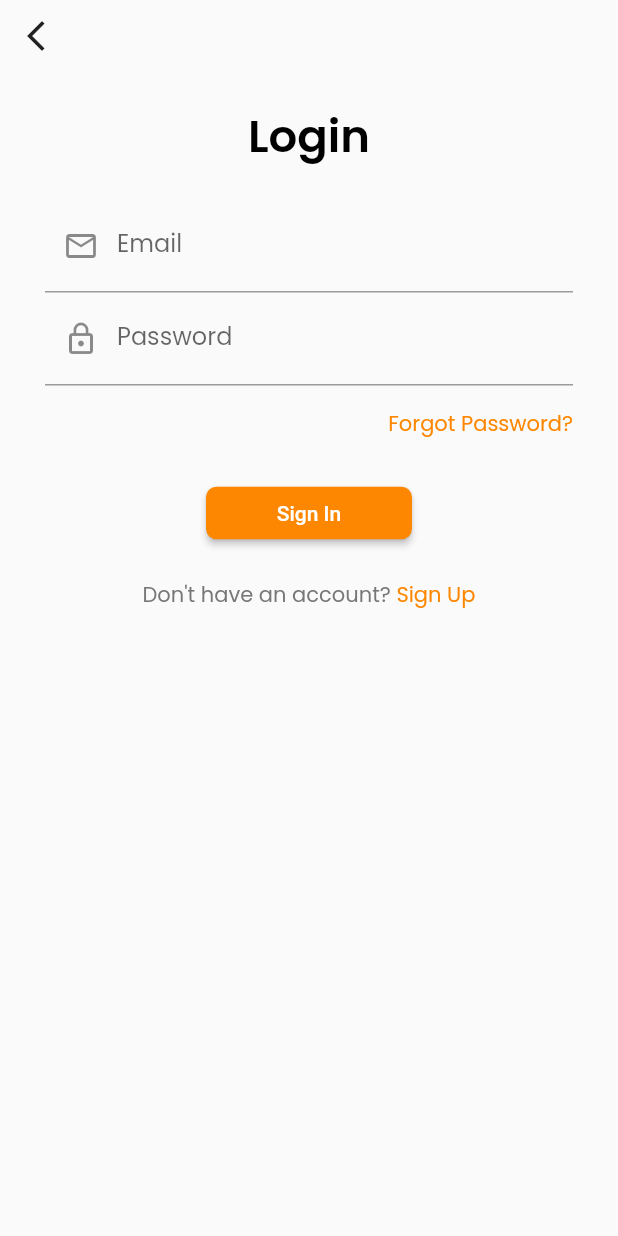
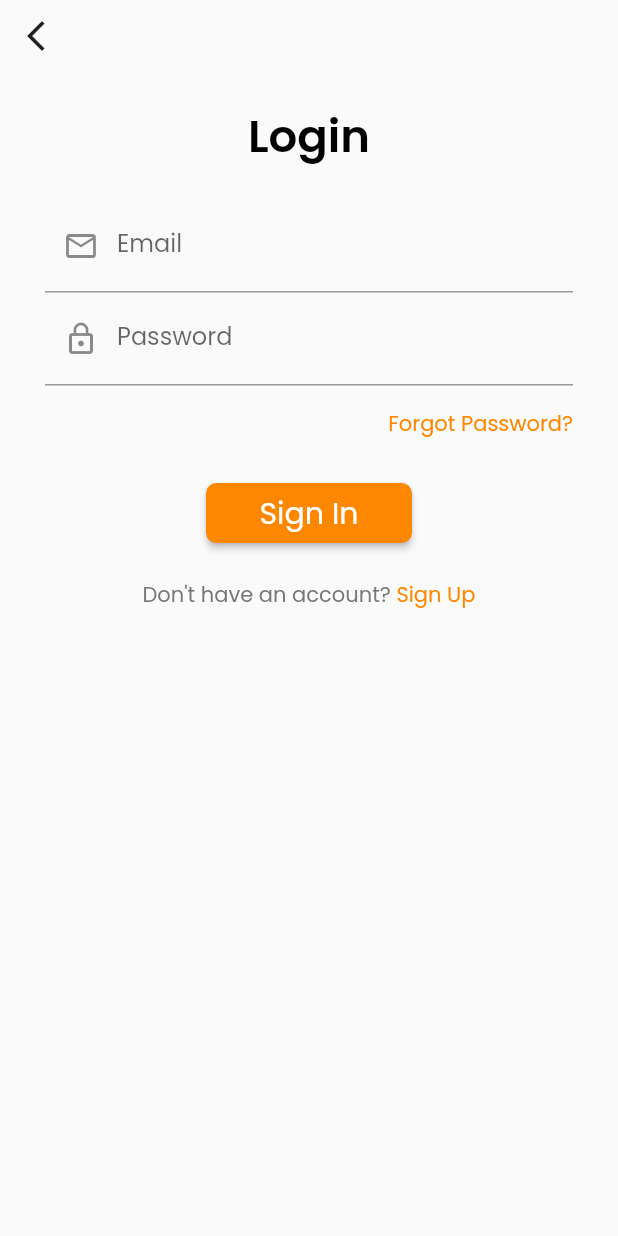
Before and after one commit to stikom-valley/food-app, a Flutter app: the screen it shows after launch, on a phone screen of 412 x 824 dp. Run offline on Flutter 3.47's test engine with Material 2 defaults, Android fonts, the phone set to English and light mode, and no system bars; our stand-ins replace google_fonts.

Commit message:
improved code

```diff
--- a/lib/ui/pages/login_page.dart
+++ b/lib/ui/pages/login_page.dart
@@ -1,8 +1,4 @@
-import 'package:flutter/gestures.dart';
-import 'package:flutter/material.dart';
-import 'package:food_app/ui/widgets/widgets.dart';
-import 'package:food_app/utils/app_router.dart';
-import 'package:food_app/utils/app_typography.dart';
+part of 'pages.dart';
 
 class LoginPage extends StatefulWidget {
   const LoginPage({Key? key}) : super(key: key);
@@ -12,10 +8,8 @@ class LoginPage extends StatefulWidget {
 }
 
 class _LoginPageState extends State<LoginPage> {
-
   TapGestureRecognizer _signupButtonTapRecognizer = TapGestureRecognizer();
   final _formKey = GlobalKey<FormState>();
-
 
   @override
   void dispose() {
@@ -37,13 +31,17 @@ class _LoginPageState extends State<LoginPage> {
                       onPressed: () {}, icon: Icon(Icons.arrow_back_ios_new)),
                 ],
               ),
-              SizedBox(height: 20,),
+              SizedBox(
+                height: 20,
+              ),
               Text(
                 "Login",
                 style: AppTypography.blackw400
                     .copyWith(fontSize: 30, fontWeight: FontWeight.w600),
               ),
-              SizedBox(height: 20,),
+              SizedBox(
+                height: 20,
+              ),
               Form(
                 key: _formKey,
                 child: Padding(
@@ -73,15 +71,24 @@ class _LoginPageState extends State<LoginPage> {
                         child: Row(
                           mainAxisAlignment: MainAxisAlignment.end,
                           children: [
-                            Text("Forgot Password?", style: AppTypography.mainw400,),
+                            GestureDetector(
+                              onTap: (){
+                                //TODO: Implement Forgot Password Functionality
+                              },
+                                child: Text(
+                              "Forgot Password?",
+                              style: AppTypography.mainw400,
+                            )),
                           ],
                         ),
                       ),
-                      SizedBox(height: 10,),
+                      SizedBox(
+                        height: 10,
+                      ),
                       BaseButton(
-                          child: Text("Sign In"),
+                          child: Text("Sign In", style: AppTypography.whitew400.copyWith(fontSize: 20),),
                           minimumSize:
-                              Size(MediaQuery.of(context).size.width / 3, 35),
+                              Size(MediaQuery.of(context).size.width / 3, 40),
                           onTap: () {
                             //TODO: Implement Login Functionality
                           }),
@@ -89,7 +96,9 @@ class _LoginPageState extends State<LoginPage> {
                   ),
                 ),
               ),
-              SizedBox(height: 20,),
+              SizedBox(
+                height: 20,
+              ),
               RichText(
                   text: TextSpan(
                       text: "Don't have an account? ",
--- a/lib/ui/pages/pages.dart
+++ b/lib/ui/pages/pages.dart
@@ -1,9 +1,13 @@
+import 'package:flutter/gestures.dart';
 import 'package:flutter/material.dart';
 import 'package:food_app/ui/widgets/widgets.dart';
 import 'package:food_app/utils/app_router.dart';
 import 'package:food_app/utils/app_typography.dart';
 import 'package:food_app/utils/app_color.dart';
+import 'package:google_fonts/google_fonts.dart';
 
 part 'main_page.dart';
 part 'example_page.dart';
 part 'location_page.dart';
+part 'signup_page.dart';
+part 'login_page.dart';
--- a/lib/utils/app_router.dart
+++ b/lib/utils/app_router.dart
@@ -1,8 +1,6 @@
 import 'package:flutter/material.dart';
-import 'package:food_app/ui/pages/login_page.dart';
 import 'package:food_app/ui/pages/pages.dart';
 
-import '../ui/pages/signup_page.dart';
 
 abstract class AppRoutes {
   static const String examplePage = "example_page";
```
Also changed, not shown: lib/ui/pages/signup_page.dart (+2 -8 lines).
